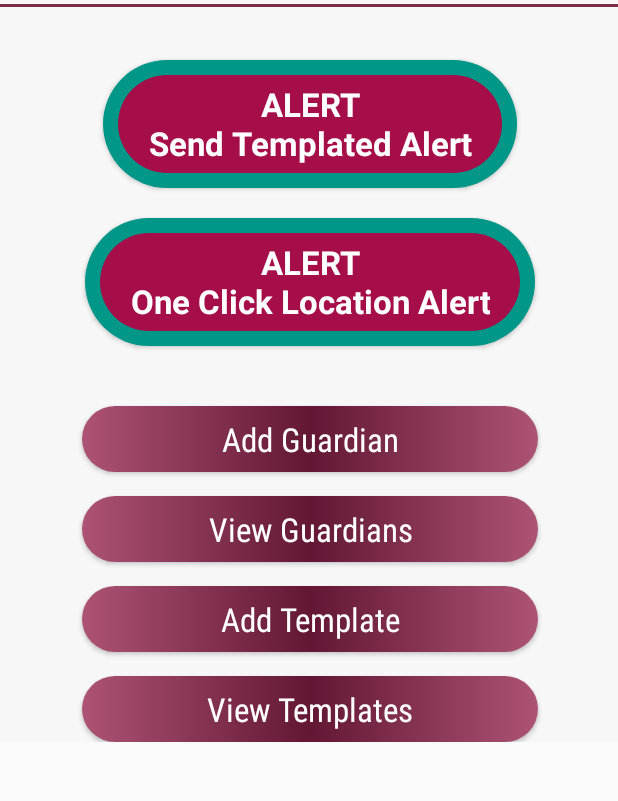
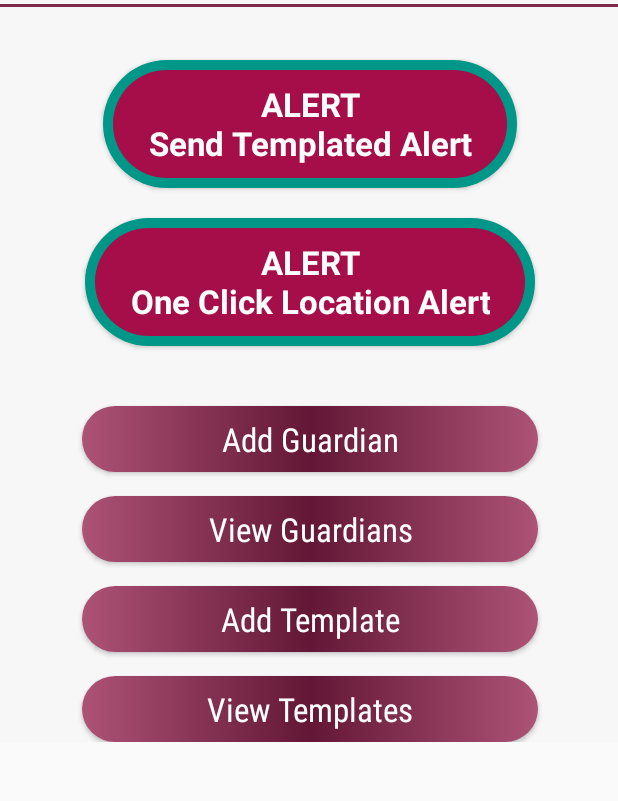
Before and after one commit to A-ASAD/Women-Security-Safety-System, an Android app: the home screen opened directly, with no data from a screen before it, on a phone screen of 412 x 824 dp, the part 179-980 px from its top. Run offline under Robolectric (Android 15) with nearby library versions, the phone set to English and light mode, and no system bars; Roboto replaces fonts that are not available here.

Commit message:
//Final touches... //////ALL DONE.. /////APP WORKING FINE..

```diff
--- a/app/src/main/AndroidManifest.xml
+++ b/app/src/main/AndroidManifest.xml
@@ -7,7 +7,7 @@
     <uses-permission android:name="android.permission.ACCESS_NETWORK_STATE"/>
     <application
         android:allowBackup="true"
-        android:icon="@drawable/ic_launcher"
+        android:icon="@drawable/ic_launcher_round"
         android:label="@string/app_name"
         android:roundIcon="@drawable/ic_launcher_round"
         android:supportsRtl="true"
--- a/app/src/main/res/drawable/border_alert.xml
+++ b/app/src/main/res/drawable/border_alert.xml
@@ -6,7 +6,7 @@
         <corners android:radius="50dp"/>
     </shape>
 </item>
-    <item android:drawable="@drawable/alert" android:left="10dp"
-        android:right="10dp" android:top="10dp" android:bottom="10dp">
+    <item android:drawable="@drawable/alert" android:left="7dp"
+        android:right="7dp" android:top="7dp" android:bottom="7dp">
     </item>
 </layer-list>
```
